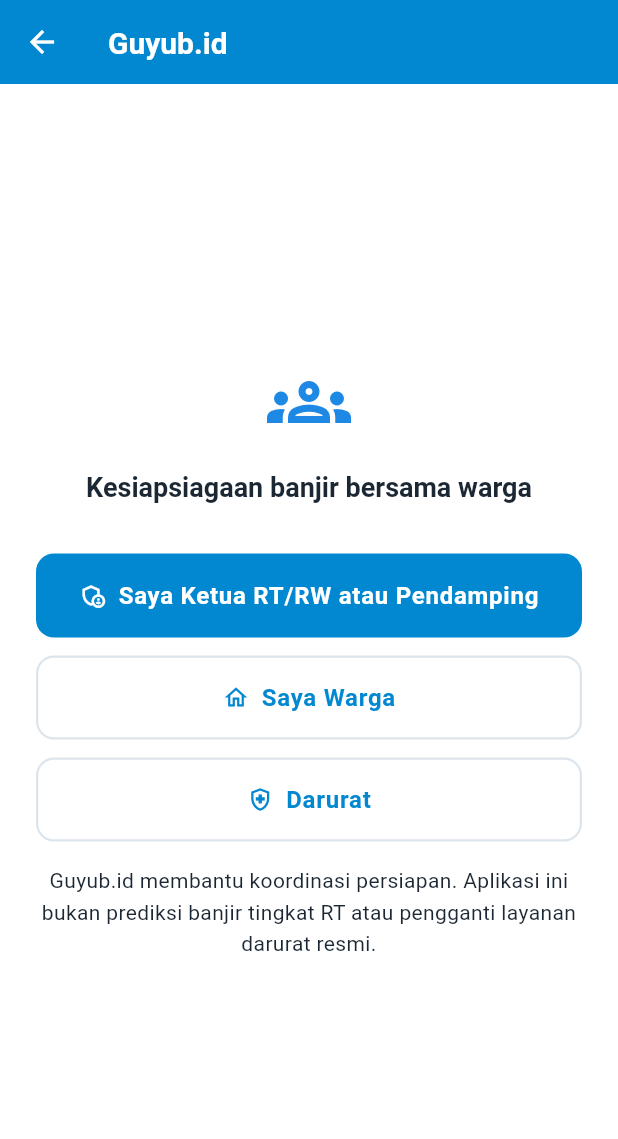
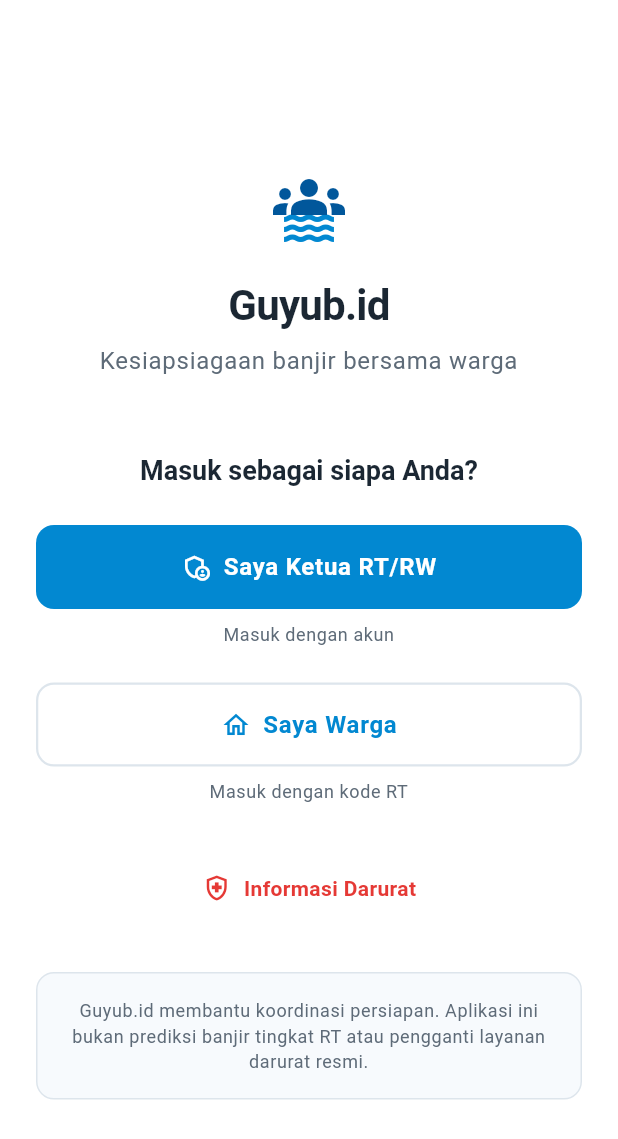
Before and after one commit to IvanoWisnuBudiLaras/guyub, a Flutter app: the screen it shows after launch, on a phone screen of 412 x 824 dp. Shown: the top 1139 px of the screen. Run offline on Flutter 3.47's test engine with Material 3 defaults, Android fonts, the phone set to English and light mode, and no system bars; our stand-ins replace cloud_firestore, cloud_functions, connectivity_plus, firebase_auth, firebase_core, firebase_messaging and 3 more; missing offline and left inert: firebase_app_check; accounts and stored records are empty.

Commit message:
feat(ui): role selection dengan kartu besar sesuai proposal
Sebelum: tombol kecil
Sekarang: dua kartu besar
- Kartu biru primary: Ketua RT/RW, deskripsi, 'MASUK DENGAN AKUN >'
- Kartu outline: Warga, deskripsi, 'MASUK DENGAN KODE RT >'
- Tombol Akses Darurat dan disclaimer box tetap ada

```diff
--- a/lib/features/auth/presentation/screens/role_selection_screen.dart
+++ b/lib/features/auth/presentation/screens/role_selection_screen.dart
@@ -1,4 +1,9 @@
 import 'package:flutter/material.dart';
+
+import '../../../../core/widgets/app_logo.dart';
+import '../../../../core/widgets/primary_button.dart';
+import '../../../../core/widgets/secondary_button.dart';
+import '../../../../core/theme/app_colors.dart';
 
 /// Entry point that keeps operator and resident paths visually distinct.
 final class RoleSelectionScreen extends StatelessWidget {
@@ -6,58 +11,100 @@
 
   @override
   Widget build(BuildContext context) => Scaffold(
-    appBar: AppBar(title: const Text('Guyub.id')),
-    body: Center(
+    backgroundColor: Colors.white,
+    body: SafeArea(
+      child: Center(
+        child: SingleChildScrollView(
+          padding: const EdgeInsets.all(24),
           child: ConstrainedBox(
             constraints: const BoxConstraints(maxWidth: 480),
-        child: Padding(
-          padding: const EdgeInsets.all(24),
             child: Column(
               mainAxisAlignment: MainAxisAlignment.center,
               crossAxisAlignment: CrossAxisAlignment.stretch,
               children: [
-              const Icon(
-                Icons.groups_outlined,
-                size: 56,
-                color: Color(0xFF1E88E5),
+                const Center(child: AppLogo(size: 80)),
+                const SizedBox(height: 16),
+                Text(
+                  'Guyub.id',
+                  textAlign: TextAlign.center,
+                  style: Theme.of(context).textTheme.displayLarge,
                 ),
-              const SizedBox(height: 16),
+                const SizedBox(height: 8),
                 Text(
                   'Kesiapsiagaan banjir bersama warga',
                   textAlign: TextAlign.center,
-                style: Theme.of(context).textTheme.headlineSmall,
+                  style: Theme.of(context).textTheme.bodyLarge
+                      ?.copyWith(color: context.appColors.textSecondary),
+                ),
+                const SizedBox(height: 48),
+                Text(
+                  'Masuk sebagai siapa Anda?',
+                  textAlign: TextAlign.center,
+                  style: Theme.of(context).textTheme.titleLarge,
+                ),
+                const SizedBox(height: 24),
+                // Operator card (biru)
+                PrimaryButton(
+                  key: const Key('role-selection-operator'),
+                  label: 'Saya Ketua RT/RW',
+                  icon: Icons.admin_panel_settings_outlined,
+                  onPressed: () =>
+                      Navigator.of(context).pushNamed('/operator/login'),
+                ),
+                const SizedBox(height: 8),
+                Text(
+                  'Masuk dengan akun',
+                  textAlign: TextAlign.center,
+                  style: Theme.of(context).textTheme.bodySmall,
+                ),
+                const SizedBox(height: 24),
+                // Warga card (outline)
+                SecondaryButton(
+                  key: const Key('role-selection-resident'),
+                  label: 'Saya Warga',
+                  icon: Icons.home_outlined,
+                  onPressed: () =>
+                      Navigator.of(context).pushNamed('/resident/entry'),
+                ),
+                const SizedBox(height: 8),
+                Text(
+                  'Masuk dengan kode RT',
+                  textAlign: TextAlign.center,
+                  style: Theme.of(context).textTheme.bodySmall,
                 ),
                 const SizedBox(height: 32),
-              FilledButton.icon(
+                // Darurat button (outline)
+                TextButton.icon(
+                  key: const Key('emergency-directory-entry'),
                   onPressed: () =>
-                    Navigator.of(context).pushNamed('/operator/login'),
-                icon: const Icon(Icons.admin_panel_settings_outlined),
-                label: const Text('Saya Ketua RT/RW atau Pendamping'),
+                      Navigator.of(context).pushNamed('/emergency'),
+                  icon: const Icon(Icons.health_and_safety_outlined, size: 20),
+                  label: const Text('Informasi Darurat'),
+                  style: TextButton.styleFrom(
+                    foregroundColor: context.appColors.danger,
                   ),
-              const SizedBox(height: 12),
-              OutlinedButton.icon(
-                onPressed: () =>
-                    Navigator.of(context).pushNamed('/resident/entry'),
-                icon: const Icon(Icons.home_outlined),
-                label: const Text('Saya Warga'),
                 ),
-              const SizedBox(height: 12),
-              OutlinedButton.icon(
-                key: const Key('emergency-directory-entry'),
-                onPressed: () => Navigator.of(context).pushNamed('/emergency'),
-                icon: const Icon(Icons.health_and_safety_outlined),
-                label: const Text('Darurat'),
+                const SizedBox(height: 32),
+                // Disclaimer
+                Container(
+                  padding: const EdgeInsets.all(16),
+                  decoration: BoxDecoration(
+                    color: context.appColors.background,
+                    borderRadius: BorderRadius.circular(12),
+                    border: Border.all(color: context.appColors.border),
                   ),
-              const SizedBox(height: 16),
-              const Text(
+                  child: Text(
                     'Guyub.id membantu koordinasi persiapan. Aplikasi ini bukan '
                     'prediksi banjir tingkat RT atau pengganti layanan darurat resmi.',
                     textAlign: TextAlign.center,
+                    style: Theme.of(context).textTheme.bodySmall,
+                  ),
                 ),
               ],
             ),
           ),
         ),
       ),
+    ),
   );
 }
```
Lines whose indentation alone changed are shown as unchanged.
